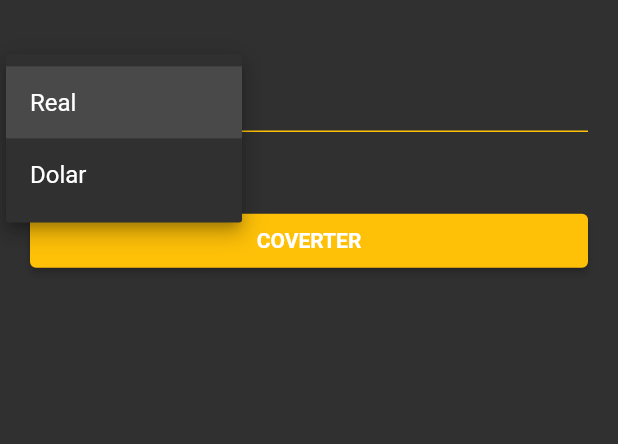
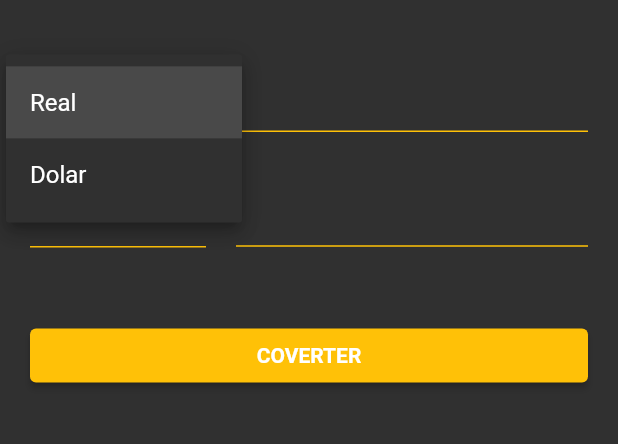
Before and after one commit to Matheus0liveira/flutter-currency-converter, a Flutter app: the screen it shows after launch, after a tap on "Real", on a phone screen of 412 x 824 dp, the part 375-819 px from its top. Run offline on Flutter 3.47's test engine with Material 2 defaults, Android fonts, the phone set to English and light mode, and no system bars.

Commit message:
feat: create currencyBox component

```diff
--- /dev/null
+++ b/lib/app/components/currency_box.dart
@@ -0,0 +1,48 @@
+import 'package:flutter/material.dart';
+
+class CurrecyBox extends StatelessWidget {
+  const CurrecyBox({super.key});
+
+  @override
+  Widget build(BuildContext context) {
+    return Row(crossAxisAlignment: CrossAxisAlignment.start, children: [
+      Expanded(
+        flex: 1,
+        child: SizedBox(
+          height: 56.5,
+          child: DropdownButton(
+            value: 'real',
+            isExpanded: true,
+            underline: Container(
+              height: 1,
+              color: Colors.amber,
+            ),
+            items: const [
+              DropdownMenuItem(
+                value: 'real',
+                child: Text('Real'),
+              ),
+              DropdownMenuItem(
+                value: 'dolar',
+                child: Text('Dolar'),
+              )
+            ],
+            onChanged: (value) {},
+          ),
+        ),
+      ),
+      const SizedBox(width: 20),
+      Expanded(
+          flex: 2,
+          child: TextField(
+            onChanged: (value) {},
+            decoration: const InputDecoration(
+              enabledBorder: UnderlineInputBorder(
+                  borderSide: BorderSide(color: Colors.amber)),
+              focusedBorder: UnderlineInputBorder(
+                  borderSide: BorderSide(color: Colors.amber)),
+            ),
+          )),
+    ]);
+  }
+}
--- a/lib/app/views/home_view.dart
+++ b/lib/app/views/home_view.dart
@@ -1,3 +1,4 @@
+import 'package:currency_converter/app/components/currency_box.dart';
 import 'package:flutter/material.dart';
 
 class HomeView extends StatefulWidget {
@@ -24,52 +25,9 @@ class _HomeViewState extends State<HomeView> {
                 Padding(
                     padding: const EdgeInsets.only(bottom: 40),
                     child: Image.asset('assets/images/logo.png', width: 150)),
-                SizedBox(
-                  width: MediaQuery.of(context).size.width,
-                  child: Row(
-                      crossAxisAlignment: CrossAxisAlignment.start,
-                      children: [
-                        Expanded(
-                          flex: 1,
-                          child: SizedBox(
-                            height: 56.5,
-                            child: DropdownButton(
-                              value: 'real',
-                              isExpanded: true,
-                              underline: Container(
-                                height: 1,
-                                color: Colors.amber,
-                              ),
-                              items: const [
-                                DropdownMenuItem(
-                                  value: 'real',
-                                  child: Text('Real'),
-                                ),
-                                DropdownMenuItem(
-                                  value: 'dolar',
-                                  child: Text('Dolar'),
-                                )
-                              ],
-                              onChanged: (value) {},
-                            ),
-                          ),
-                        ),
-                        const SizedBox(width: 20),
-                        Expanded(
-                            flex: 2,
-                            child: TextField(
-                              onChanged: (value) {},
-                              decoration: const InputDecoration(
-                                enabledBorder: UnderlineInputBorder(
-                                    borderSide:
-                                        BorderSide(color: Colors.amber)),
-                                focusedBorder: UnderlineInputBorder(
-                                    borderSide:
-                                        BorderSide(color: Colors.amber)),
-                              ),
-                            )),
-                      ]),
-                ),
+                const CurrecyBox(),
+                const SizedBox(height: 20),
+                const CurrecyBox(),
                 Padding(
                   padding: const EdgeInsets.only(top: 40),
                   child: ElevatedButton(
```
